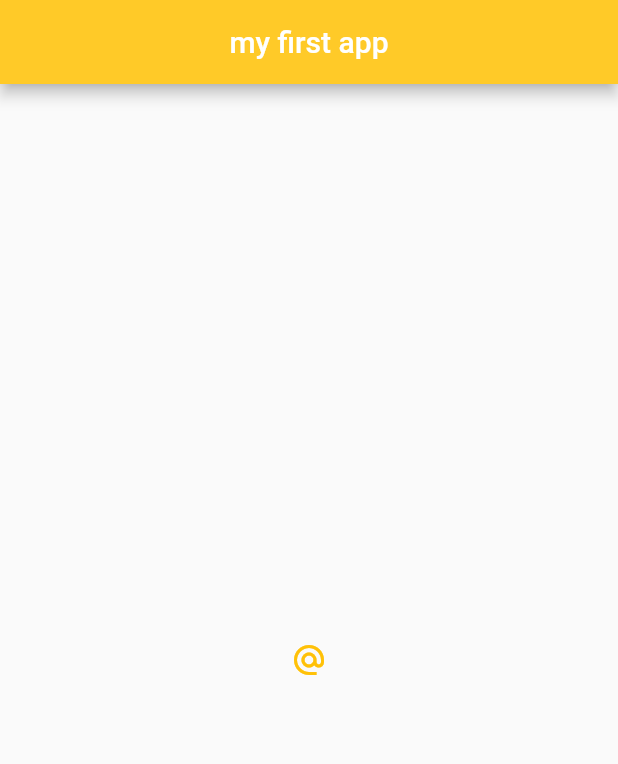
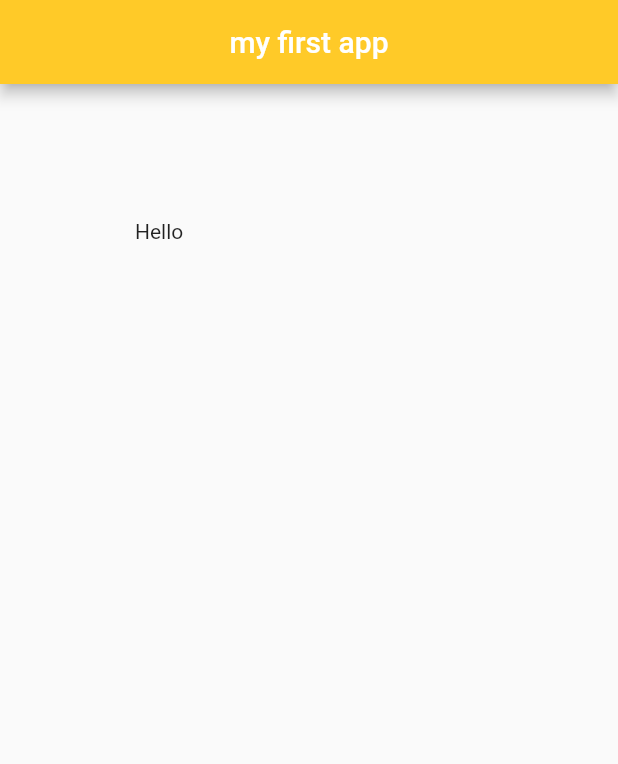
Before and after one commit to AkmalSab/learn_flutter, a Flutter app: the screen it shows after launch, on a phone screen of 412 x 824 dp. Shown: the top 764 px of the screen. Run offline on Flutter 3.47's test engine with Material 2 defaults, Android fonts, the phone set to English and light mode, and no system bars.

Commit message:
#10 - Containers & Padding

```diff
--- a/lib/main.dart
+++ b/lib/main.dart
@@ -15,18 +15,16 @@ class Home extends StatelessWidget {
         centerTitle: true,
         backgroundColor: Colors.amber[400],
       ),
-      body: Center (
-        child: IconButton(
-          onPressed: () { print('you clicked me !');},
-          icon: Icon(Icons.alternate_email),
-          color: Colors.amber,
-        ),
-        // Icon(
-        //   Icons.airport_shuttle,
-        //   color: Colors.lightBlue,
-        //   size: 50.0,
-        // ),
+      body: Padding(
+        child: Text('Hello'),
+        padding: EdgeInsets.all(90.0),
       ),
+      // Container(
+      //   padding: EdgeInsets.fromLTRB(10.0, 20.0, 30.0, 40.0),
+      //   margin: EdgeInsets.all(40.0),
+      //   color: Colors.grey[400],
+      //   child: Text('hello'),
+      // ),
       floatingActionButton: FloatingActionButton(
         onPressed: () {},
         child: Text('click'),
```
